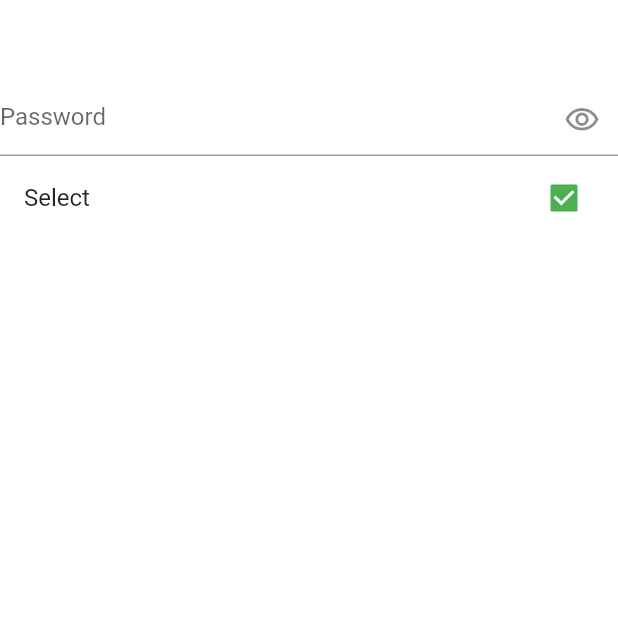
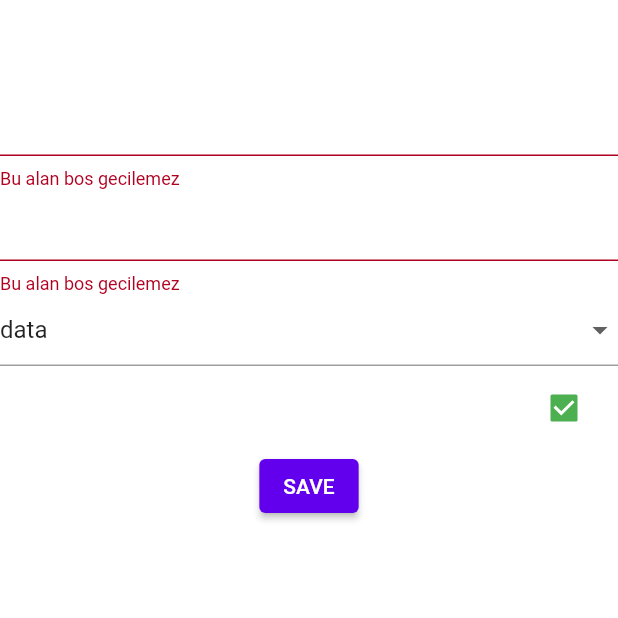
Before and after one commit to omerlevennt/flutter_full_learn, a Flutter app: the screen it shows after launch, on a phone screen of 412 x 824 dp, the top half of it. Run offline on Flutter 3.47's test engine with Material 2 defaults, Android fonts, the phone set to English and light mode, and no system bars; our stand-ins replace dio, flutter_spinkit.

Commit message:
OPP Added

```diff
--- a/lib/202/lesson3/theme_learn_view.dart
+++ b/lib/202/lesson3/theme_learn_view.dart
@@ -1,5 +1,4 @@
 import 'package:flutter/material.dart';
-import 'package:flutter_full_learn/demos/password_text_field.dart';
 
 class ThemeLearnView extends StatefulWidget {
   const ThemeLearnView({super.key});
@@ -15,7 +14,6 @@ class _ThemeLearnViewState extends State<ThemeLearnView> {
       appBar: AppBar(),
       body: Column(
         children: [
-          const PasswordTextField(),
           CheckboxListTile(
             value: true,
             onChanged: (value) {},
--- /dev/null
+++ b/lib/202/lesson4/custom_exception.dart
@@ -0,0 +1,6 @@
+class FileDownloadException implements Exception {
+  @override
+  String toString() {
+    return 'File download has failed';
+  }
+}
--- /dev/null
+++ b/lib/202/lesson4/form_learn_view.dart
@@ -0,0 +1,74 @@
+import 'package:flutter/material.dart';
+
+class FormLearnView extends StatefulWidget {
+  const FormLearnView({super.key});
+
+  @override
+  State<FormLearnView> createState() => _FormLearnViewState();
+}
+
+class _FormLearnViewState extends State<FormLearnView> {
+  final GlobalKey<FormState> _key = GlobalKey();
+  @override
+  Widget build(BuildContext context) {
+    return Scaffold(
+        appBar: AppBar(),
+        body: Form(
+          key: _key,
+          autovalidateMode: AutovalidateMode.always,
+          onChanged: () {},
+          child: Column(
+            children: [
+              TextFormField(
+                validator: FormFieldValidator().isNotEmpty,
+              ),
+              TextFormField(
+                validator: FormFieldValidator().isNotEmpty,
+              ),
+              DropdownButtonFormField<String>(
+                value: 'v',
+                validator: FormFieldValidator().isNotEmpty,
+                items: const [
+                  DropdownMenuItem(
+                    value: 'v',
+                    child: Text('data'),
+                  ),
+                  DropdownMenuItem(
+                    value: 'v1',
+                    child: Text('data'),
+                  ),
+                  DropdownMenuItem(
+                    value: 'v2',
+                    child: Text('data'),
+                  ),
+                ],
+                onChanged: (value) {},
+              ),
+              CheckboxListTile(
+                value: true,
+                onChanged: (value) {},
+              ),
+              ElevatedButton(
+                  onPressed: () {
+                    if (_key.currentState?.validate() ?? false) {
+                      print('okey');
+                    }
+                  },
+                  child: const Text('SAVE'))
+            ],
+          ),
+        ));
+  }
+}
+
+class FormFieldValidator {
+  String? isNotEmpty(String? data) {
+    return (data?.isNotEmpty ?? false)
+        ? null
+        : ValidatorMessage._notEmptyMessage;
+  }
+}
+
+class ValidatorMessage {
+  static const String _notEmptyMessage = 'Bu alan bos gecilemez';
+}
--- a/lib/main.dart
+++ b/lib/main.dart
@@ -1,10 +1,6 @@
 import 'package:flutter/material.dart';
-import 'package:flutter/services.dart';
-import 'package:flutter_full_learn/101/lesson2/color_learn.dart';
-import 'package:flutter_full_learn/202/lesson3/enum_learn_view.dart';
 import 'package:flutter_full_learn/202/lesson3/theme/light_theme.dart';
-import 'package:flutter_full_learn/202/lesson3/theme_learn_view.dart';
-import 'package:flutter_full_learn/demos/service_demo/fake_user_view.dart';
+import 'package:flutter_full_learn/202/lesson4/form_learn_view.dart';
 import 'package:flutter_full_learn/product/language/language_items.dart';
 
 void main() {
@@ -20,7 +16,7 @@ class MyApp extends StatelessWidget {
       debugShowCheckedModeBanner: false,
       title: LanguageItems.appTitle,
       theme: LightTheme().theme,
-      home: const ThemeLearnView(),
+      home: const FormLearnView(),
     );
   }
 }
```
Also changed, not shown: lib/202/lesson3/password_learn_view.dart (added, +21 -0 lines), lib/202/lesson4/animated_learn_view.dart (added, +121 -0 lines), lib/202/lesson4/image_learn.dart (added, +32 -0 lines), lib/202/lesson4/oop_learn.dart (added, +51 -0 lines), lib/202/lesson4/opp_learn_view.dart (added, +33 -0 lines), lib/202/lesson4/state_manage/state_learn_view_model.dart (added, +25 -0 lines), lib/202/lesson4/state_manage/state_manage_view.dart (added, +27 -0 lines), lib/202/lesson3/widget/password_text_field.dart (renamed from lib/demos/password_text_field.dart).
